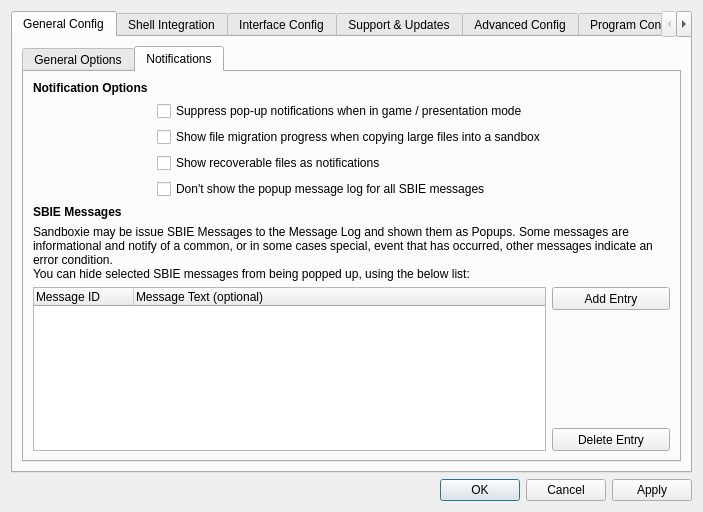
First picture: the form in SandboxiePlus/SandMan/Forms/SettingsWindow.ui, repository sandboxie-plus/Sandboxie, before the edit.
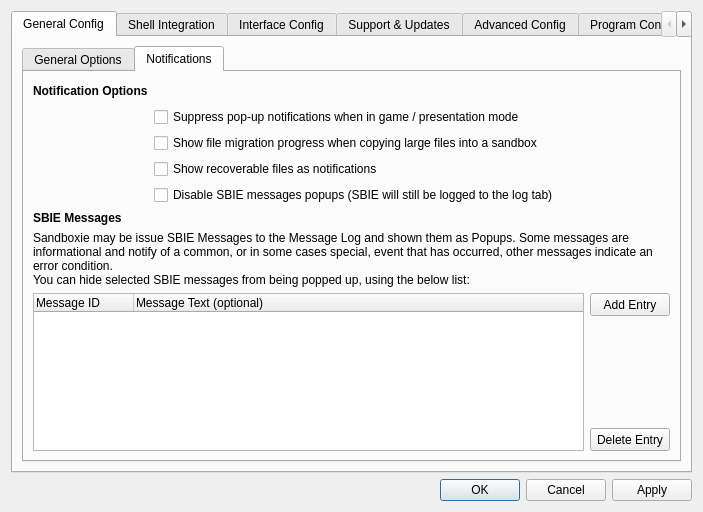
Second picture: the form after the edit. The open tabs and pages were chosen to show the change. Icons and pictures are not drawn.

Patch:
```diff
--- a/SandboxiePlus/SandMan/Forms/SettingsWindow.ui
+++ b/SandboxiePlus/SandMan/Forms/SettingsWindow.ui
@@ -241,13 +241,6 @@
                  </property>
                 </widget>
                </item>
-               <item row="3" column="1" colspan="2">
-                <widget class="QCheckBox" name="chkCopyProgress">
-                 <property name="text">
-                  <string>Show file migration progress when copying large files into a sandbox</string>
-                 </property>
-                </widget>
-               </item>
                <item row="8" column="0" rowspan="3" colspan="3">
                 <widget class="QTreeWidget" name="treeMessages">
                  <column>
@@ -276,13 +269,6 @@
                  </property>
                 </widget>
                </item>
-               <item row="4" column="1">
-                <widget class="QCheckBox" name="chkNotifyRecovery">
-                 <property name="text">
-                  <string>Show recoverable files as notifications</string>
-                 </property>
-                </widget>
-               </item>
                <item row="10" column="3">
                 <widget class="QToolButton" name="btnDelMessage">
                  <property name="sizePolicy">
@@ -302,16 +288,6 @@
                  </property>
                 </widget>
                </item>
-               <item row="5" column="1" colspan="2">
-                <widget class="QCheckBox" name="chkNoMessages">
-                 <property name="text">
-                  <string>Don't show the popup message log for all SBIE messages</string>
-                 </property>
-                 <property name="checked">
-                  <bool>false</bool>
-                 </property>
-                </widget>
-               </item>
                <item row="1" column="0">
                 <widget class="QLabel" name="lblNotify">
                  <property name="font">
@@ -339,16 +315,6 @@
                  </property>
                 </spacer>
                </item>
-               <item row="2" column="1" colspan="2">
-                <widget class="QCheckBox" name="chkSilentMode">
-                 <property name="toolTip">
-                  <string>This option also enables asynchronous operation when needed and suspends updates.</string>
-                 </property>
-                 <property name="text">
-                  <string>Suppress pop-up notifications when in game / presentation mode</string>
-                 </property>
-                </widget>
-               </item>
                <item row="7" column="0" colspan="4">
                 <widget class="QLabel" name="label_12">
                  <property name="baseSize">
@@ -368,6 +334,53 @@
                  </property>
                 </widget>
                </item>
+               <item row="5" column="1" colspan="3">
+                <widget class="QCheckBox" name="chkNoMessages">
+                 <property name="text">
+                  <string>Disable SBIE messages popups (SBIE will still be logged to the log tab)</string>
+                 </property>
+                 <property name="checked">
+                  <bool>false</bool>
+                 </property>
+                </widget>
+               </item>
+               <item row="4" column="1" colspan="3">
+                <widget class="QCheckBox" name="chkNotifyRecovery">
+                 <property name="text">
+                  <string>Show recoverable files as notifications</string>
+                 </property>
+                </widget>
+               </item>
+               <item row="3" column="1" colspan="3">
+                <widget class="QCheckBox" name="chkCopyProgress">
+                 <property name="text">
+                  <string>Show file migration progress when copying large files into a sandbox</string>
+                 </property>
+                </widget>
+               </item>
+               <item row="2" column="1" colspan="3">
+                <widget class="QCheckBox" name="chkSilentMode">
+                 <property name="toolTip">
+                  <string>This option also enables asynchronous operation when needed and suspends updates.</string>
+                 </property>
+                 <property name="text">
+                  <string>Suppress pop-up notifications when in game / presentation mode</string>
+                 </property>
+                </widget>
+               </item>
+               <item row="1" column="1">
+                <spacer name="horizontalSpacer_13">
+                 <property name="orientation">
+                  <enum>Qt::Horizontal</enum>
+                 </property>
+                 <property name="sizeHint" stdset="0">
+                  <size>
+                   <width>40</width>
+                   <height>20</height>
+                  </size>
+                 </property>
+                </spacer>
+               </item>
               </layout>
              </item>
             </layout>
```
